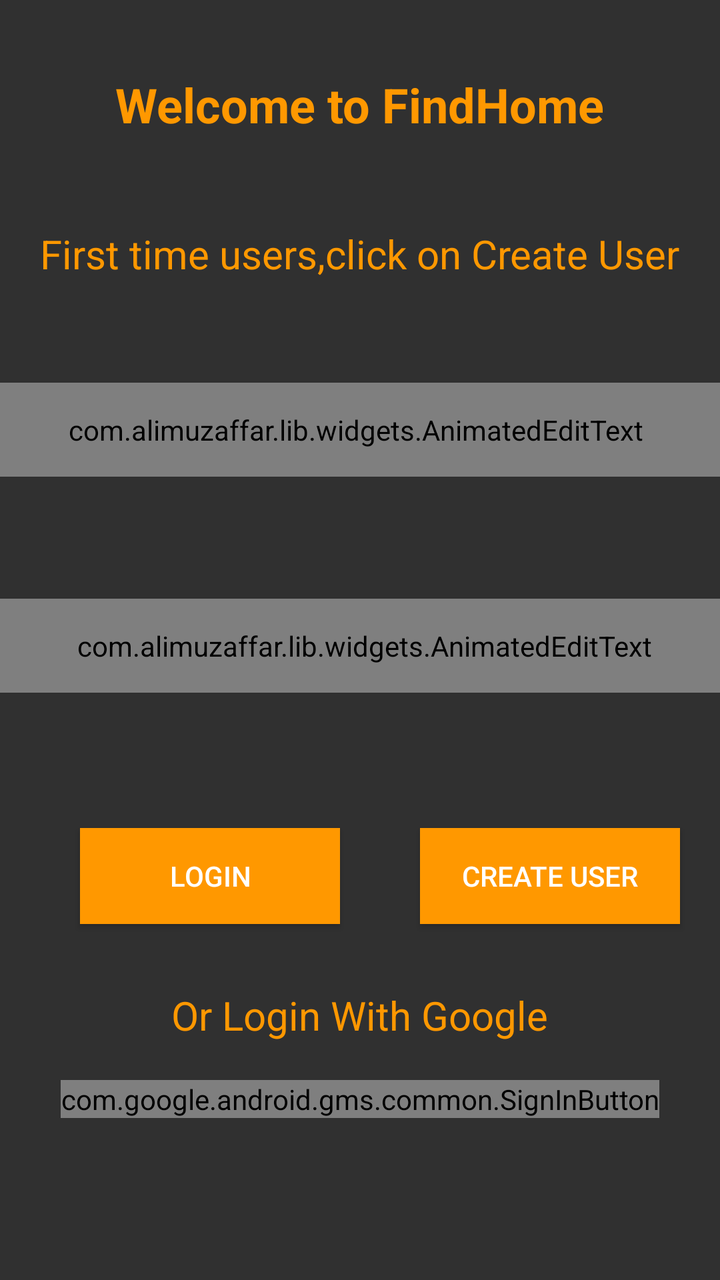
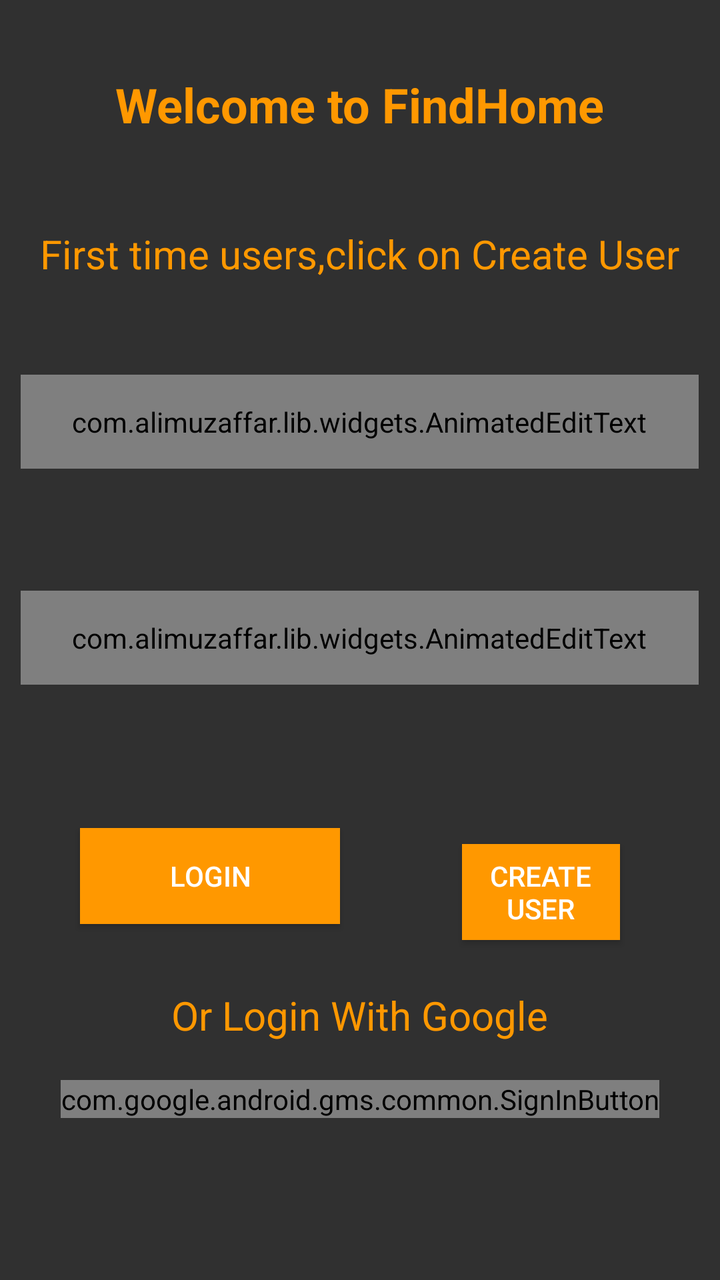

Two renders of the same Android screen: before a commit and after it. Below are the layout's source before the change and the commit's diff.
<!-- AndroidManifest.xml: application theme Theme.AppCompat.NoActionBar -->
<!-- res/layout/activity_login2.xml -->
<RelativeLayout xmlns:android="http://schemas.android.com/apk/res/android"
    xmlns:tools="http://schemas.android.com/tools"
    android:layout_width="match_parent"
    android:layout_height="match_parent"
    xmlns:app="http://schemas.android.com/apk/res-auto">

    <TextView
        android:id="@+id/createAccount"
        android:layout_width="wrap_content"
        android:layout_height="wrap_content"
        android:layout_alignEnd="@+id/Differentlogin"
        android:layout_alignParentTop="true"
        android:layout_centerHorizontal="true"
        android:layout_marginTop="36dp"
        android:text="Welcome to FindHome"
        android:textColor="#FF9800"
        android:textSize="24dp"
        android:textStyle="bold" />

    <TextView
        android:id="@+id/createAccount1"
        android:layout_width="wrap_content"
        android:layout_height="wrap_content"
        android:layout_below="@+id/createAccount"
        android:layout_centerHorizontal="true"
        android:layout_marginTop="45dp"
        android:text="First time users,click on Create User"
        android:textColor="#FF9800"
        android:textSize="20dp" />


    <com.alimuzaffar.lib.widgets.AnimatedEditText
        android:id="@+id/edit_text_password"
        android:layout_width="match_parent"
        android:layout_height="wrap_content"
        android:layout_below="@+id/edit_text_email"
        android:layout_alignParentStart="true"
        android:layout_alignParentEnd="true"
        android:layout_centerHorizontal="true"
        android:layout_marginStart="-7dp"
        android:layout_marginTop="61dp"
        android:layout_marginEnd="-12dp"
        android:background="@android:color/white"
        android:hint="Enter your password"
        android:imeOptions="actionDone"
        android:inputType="textPassword"
        android:padding="14dp"
        android:textColor="#616161"
        android:textColorHint="#AEAEAE"
        android:textSize="15.3sp" />

    <com.alimuzaffar.lib.widgets.AnimatedEditText
        android:id="@+id/edit_text_email"
        android:layout_width="match_parent"
        android:layout_height="wrap_content"
        android:layout_below="@+id/createAccount1"
        android:layout_alignParentStart="true"
        android:layout_marginStart="-4dp"
        android:layout_marginTop="51dp"
        android:background="@android:color/white"
        android:hint="Enter your email"
        android:inputType="textEmailAddress"
        android:nextFocusDown="@+id/edit_text_password"
        android:padding="14dp"
        android:textColor="#616161"
        android:textColorHint="#AEAEAE"
        android:textSize="15.3sp" />

    <Button
        android:id="@+id/createbutton"
        android:layout_width="130dp"
        android:layout_height="wrap_content"
        android:layout_alignBaseline="@+id/loginbutton"
        android:layout_alignEnd="@+id/createAccount1"
        android:layout_alignBottom="@+id/loginbutton"
        android:layout_marginLeft="40dp"
        android:background="#FF9800"
        android:text="Create User"
        android:textColor="@android:color/white" />


    <TextView
        android:id="@+id/loginTV"
        android:layout_width="wrap_content"
        android:layout_height="wrap_content"
        android:layout_above="@+id/sign_in_button"
        android:layout_centerHorizontal="true"
        android:layout_marginBottom="19dp"
        android:text="Or Login With Google"
        android:textColor="#FF9800"
        android:textSize="20dp" />

    <Button
        android:id="@+id/loginbutton"
        android:layout_width="130dp"
        android:layout_height="wrap_content"
        android:layout_above="@+id/loginTV"
        android:layout_marginLeft="40dp"
        android:layout_marginBottom="32dp"
        android:layout_toStartOf="@+id/createbutton"
        android:background="#FF9800"
        android:text="Login"
        android:textColor="@android:color/white" />

    <com.google.android.gms.common.SignInButton
        android:id="@+id/sign_in_button"
        android:layout_width="wrap_content"
        android:layout_height="wrap_content"
        android:layout_alignParentBottom="true"
        android:layout_centerHorizontal="true"
        android:layout_marginBottom="81dp"
        app:buttonSize="wide"
        app:colorScheme="dark" />


</RelativeLayout>
<!-- resources referenced by this layout -->
<resources>

</resources>

<!-- the commit's change to res/layout/activity_login2.xml (unified diff, before → after) -->
@@ -8,13 +8,12 @@
         android:id="@+id/createAccount"
         android:layout_width="wrap_content"
         android:layout_height="wrap_content"
-        android:layout_alignEnd="@+id/Differentlogin"
         android:layout_alignParentTop="true"
         android:layout_centerHorizontal="true"
         android:layout_marginTop="36dp"
-        android:text="Welcome to FindHome"
+        android:text="@string/welcome_to_findhome"
         android:textColor="#FF9800"
-        android:textSize="24dp"
+        android:textSize="24sp"
         android:textStyle="bold" />
 
     <TextView
@@ -24,24 +23,20 @@
         android:layout_below="@+id/createAccount"
         android:layout_centerHorizontal="true"
         android:layout_marginTop="45dp"
-        android:text="First time users,click on Create User"
+        android:text="@string/first_time_users_click_on_create_user"
         android:textColor="#FF9800"
-        android:textSize="20dp" />
+        android:textSize="20sp" />
 
 
     <com.alimuzaffar.lib.widgets.AnimatedEditText
         android:id="@+id/edit_text_password"
-        android:layout_width="match_parent"
+        android:layout_width="339dp"
         android:layout_height="wrap_content"
         android:layout_below="@+id/edit_text_email"
-        android:layout_alignParentStart="true"
-        android:layout_alignParentEnd="true"
         android:layout_centerHorizontal="true"
-        android:layout_marginStart="-7dp"
         android:layout_marginTop="61dp"
-        android:layout_marginEnd="-12dp"
         android:background="@android:color/white"
-        android:hint="Enter your password"
+        android:hint="@string/enter_your_password"
         android:imeOptions="actionDone"
         android:inputType="textPassword"
         android:padding="14dp"
@@ -49,16 +44,16 @@
         android:textColorHint="#AEAEAE"
         android:textSize="15.3sp" />
 
+
     <com.alimuzaffar.lib.widgets.AnimatedEditText
         android:id="@+id/edit_text_email"
-        android:layout_width="match_parent"
+        android:layout_width="339dp"
         android:layout_height="wrap_content"
         android:layout_below="@+id/createAccount1"
-        android:layout_alignParentStart="true"
-        android:layout_marginStart="-4dp"
-        android:layout_marginTop="51dp"
+        android:layout_centerHorizontal="true"
+        android:layout_marginTop="47dp"
         android:background="@android:color/white"
-        android:hint="Enter your email"
+        android:hint="@string/enter_your_email"
         android:inputType="textEmailAddress"
         android:nextFocusDown="@+id/edit_text_password"
         android:padding="14dp"
@@ -71,13 +66,19 @@
         android:layout_width="130dp"
         android:layout_height="wrap_content"
         android:layout_alignBaseline="@+id/loginbutton"
-        android:layout_alignEnd="@+id/createAccount1"
         android:layout_alignBottom="@+id/loginbutton"
-        android:layout_marginLeft="40dp"
+        android:layout_alignParentEnd="true"
+        android:layout_alignParentRight="true"
+        android:layout_marginStart="61dp"
+        android:layout_marginLeft="61dp"
+        android:layout_marginEnd="50dp"
+        android:layout_marginRight="50dp"
+        android:layout_marginBottom="0dp"
+        android:layout_toEndOf="@+id/loginbutton"
+        android:layout_toRightOf="@+id/loginbutton"
         android:background="#FF9800"
-        android:text="Create User"
+        android:text="@string/create_user"
         android:textColor="@android:color/white" />
-
 
     <TextView
         android:id="@+id/loginTV"
@@ -86,20 +87,22 @@
         android:layout_above="@+id/sign_in_button"
         android:layout_centerHorizontal="true"
         android:layout_marginBottom="19dp"
-        android:text="Or Login With Google"
+        android:text="@string/or_login_with_google"
         android:textColor="#FF9800"
-        android:textSize="20dp" />
+        android:textSize="20sp" />
 
     <Button
         android:id="@+id/loginbutton"
         android:layout_width="130dp"
         android:layout_height="wrap_content"
         android:layout_above="@+id/loginTV"
+        android:layout_alignParentStart="true"
+        android:layout_alignParentLeft="true"
+        android:layout_marginStart="40dp"
         android:layout_marginLeft="40dp"
         android:layout_marginBottom="32dp"
-        android:layout_toStartOf="@+id/createbutton"
         android:background="#FF9800"
-        android:text="Login"
+        android:text="@string/login"
         android:textColor="@android:color/white" />
 
     <com.google.android.gms.common.SignInButton
<!-- resource entries referenced after the edit -->
@@ -1,5 +1,11 @@
 <!-- resources referenced by this layout -->
 <resources>
-
+  <string name="create_user">Create User</string>
+  <string name="enter_your_email">Enter your email</string>
+  <string name="enter_your_password">Enter your password</string>
+  <string name="first_time_users_click_on_create_user">First time users,click on Create User</string>
+  <string name="login">Login</string>
+  <string name="or_login_with_google">Or Login With Google</string>
+  <string name="welcome_to_findhome">Welcome to FindHome</string>
 </resources>
 
